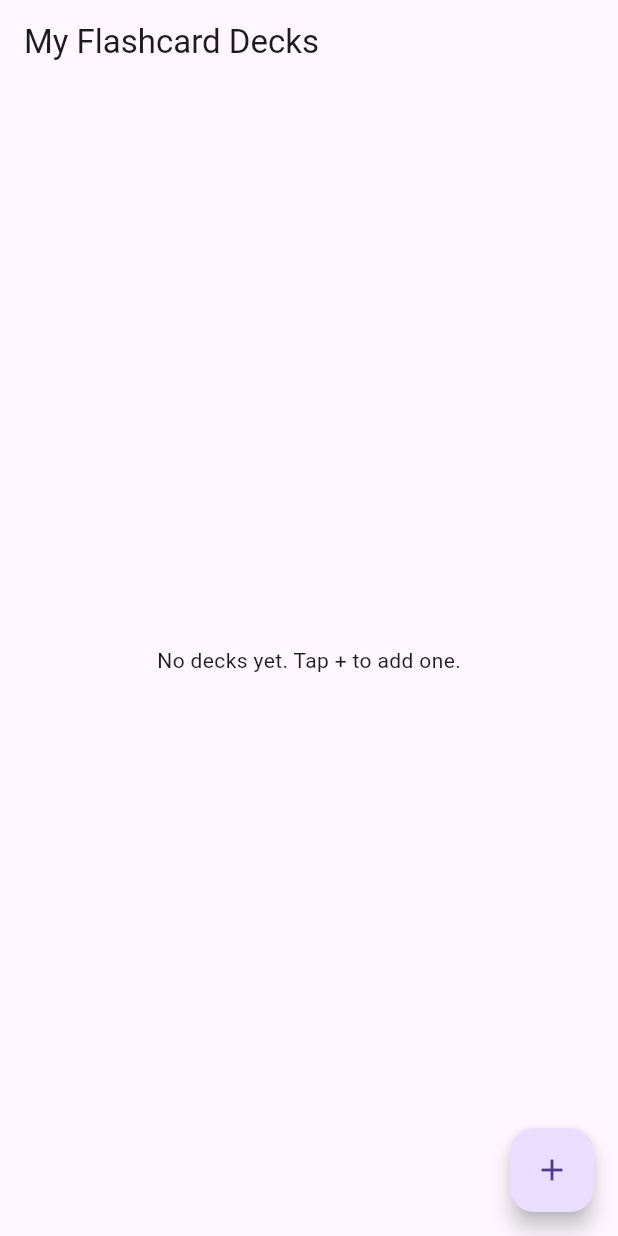
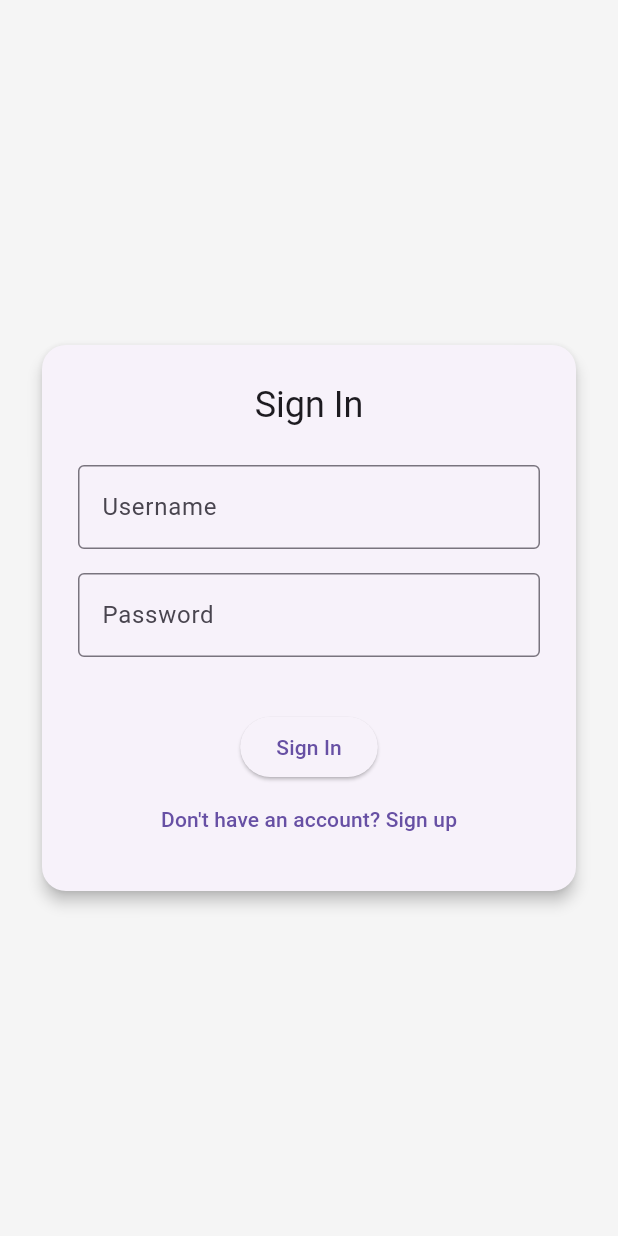
Before and after one commit to Chatroom64/ASE-456-Individual-Project, a Flutter app: the screen it shows after launch, on a phone screen of 412 x 824 dp. Run offline on Flutter 3.47's test engine with Material 3 defaults, Android fonts, the light colour scheme and no system bars; our stand-ins replace shared_preferences.

Commit message:
Final touches before presentation

```diff
--- a/lib/app/routes.dart
+++ b/lib/app/routes.dart
@@ -1,8 +1,9 @@
 import 'package:flutter/material.dart';
 import '../features/deck_list/deck_list_screen.dart';
+import '../core/services/auth/auth_screen.dart';
 import '../features/deck_detail/deck_detail_screen.dart';
 
 final Map<String, WidgetBuilder> appRoutes = {
-  '/': (_) => const DeckListScreen(),
-  //'/deck': (_) => const DeckDetailScreen(),
+  '/login': (context) => const AuthScreen(),
+  '/decks': (context) => const DeckListScreen(),
 };
--- a/lib/core/services/auth/auth_screen.dart
+++ b/lib/core/services/auth/auth_screen.dart
@@ -0,0 +1,138 @@
+import 'package:flutter/material.dart';
+import 'auth_service.dart';
+import '../../../features/deck_list/deck_list_screen.dart';
+
+class AuthScreen extends StatefulWidget {
+  const AuthScreen({super.key});
+
+  @override
+  State<AuthScreen> createState() => _AuthScreenState();
+}
+
+class _AuthScreenState extends State<AuthScreen> {
+  final AuthService _authService = AuthService();
+
+  final TextEditingController _usernameController = TextEditingController();
+  final TextEditingController _passwordController = TextEditingController();
+
+  bool _isLoginMode = true;
+  bool _loading = false;
+  String? _errorMessage;
+
+  Future<void> _handleAuth() async {
+    setState(() {
+      _loading = true;
+      _errorMessage = null;
+    });
+
+    final username = _usernameController.text.trim();
+    final password = _passwordController.text.trim();
+
+    if (username.isEmpty || password.isEmpty) {
+      setState(() {
+        _errorMessage = 'Please enter both username and password.';
+        _loading = false;
+      });
+      return;
+    }
+
+    bool success;
+    if (_isLoginMode) {
+      success = await _authService.signIn(username, password);
+      if (!success) {
+        setState(() {
+          _errorMessage = 'Invalid credentials.';
+          _loading = false;
+        });
+        return;
+      }
+    } else {
+      success = await _authService.signUp(username, password);
+      if (!success) {
+        setState(() {
+          _errorMessage = 'An account already exists.';
+          _loading = false;
+        });
+        return;
+      }
+    }
+
+    // If successful, go to the deck list
+    if (mounted) {
+      Navigator.pushReplacement(
+        context,
+        MaterialPageRoute(builder: (_) => const DeckListScreen()),
+      );
+    }
+  }
+
+  @override
+  Widget build(BuildContext context) {
+    return Scaffold(
+      backgroundColor: Colors.grey[100],
+      body: Center(
+        child: SingleChildScrollView(
+          padding: const EdgeInsets.all(24),
+          child: Card(
+            elevation: 4,
+            shape: RoundedRectangleBorder(
+              borderRadius: BorderRadius.circular(16),
+            ),
+            child: Padding(
+              padding: const EdgeInsets.all(24),
+              child: Column(
+                mainAxisSize: MainAxisSize.min,
+                children: [
+                  Text(
+                    _isLoginMode ? 'Sign In' : 'Sign Up',
+                    style: Theme.of(context).textTheme.headlineSmall,
+                  ),
+                  const SizedBox(height: 24),
+                  TextField(
+                    controller: _usernameController,
+                    decoration: const InputDecoration(
+                      labelText: 'Username',
+                      border: OutlineInputBorder(),
+                    ),
+                  ),
+                  const SizedBox(height: 16),
+                  TextField(
+                    controller: _passwordController,
+                    obscureText: true,
+                    decoration: const InputDecoration(
+                      labelText: 'Password',
+                      border: OutlineInputBorder(),
+                    ),
+                  ),
+                  const SizedBox(height: 24),
+                  if (_errorMessage != null)
+                    Text(
+                      _errorMessage!,
+                      style: const TextStyle(color: Colors.red),
+                    ),
+                  const SizedBox(height: 12),
+                  ElevatedButton(
+                    onPressed: _loading ? null : _handleAuth,
+                    child: _loading
+                        ? const CircularProgressIndicator()
+                        : Text(_isLoginMode ? 'Sign In' : 'Sign Up'),
+                  ),
+                  TextButton(
+                    onPressed: () {
+                      setState(() {
+                        _isLoginMode = !_isLoginMode;
+                      });
+                    },
+                    child: Text(_isLoginMode
+                        ? "Don't have an account? Sign up"
+                        : "Already have an account? Sign in"),
+                  ),
+                ],
+              ),
+            ),
+          ),
+        ),
+      ),
+    );
+  }
+}
--- a/lib/core/services/auth/auth_service.dart
+++ b/lib/core/services/auth/auth_service.dart
@@ -0,0 +1,61 @@
+import 'package:shared_preferences/shared_preferences.dart';
+
+class AuthService {
+  static const _keyUsername = 'username';
+  static const _keyPassword = 'password';
+  static const _keyLoggedIn = 'is_logged_in';
+
+  late SharedPreferences _prefs;
+  bool _initialized = false;
+
+  Future<void> init() async {
+    if (_initialized) return;
+    _prefs = await SharedPreferences.getInstance();
+    _initialized = true;
+  }
+
+  /// Registers a new user (if not already registered)
+  Future<bool> signUp(String username, String password) async {
+    await init();
+    final existingUser = _prefs.getString(_keyUsername);
+    if (existingUser != null) {
+      // already signed up
+      return false;
+    }
+    await _prefs.setString(_keyUsername, username);
+    await _prefs.setString(_keyPassword, password);
+    await _prefs.setBool(_keyLoggedIn, true);
+    return true;
+  }
+
+  /// Signs in if username and password match
+  Future<bool> signIn(String username, String password) async {
+    await init();
+    final storedUser = _prefs.getString(_keyUsername);
+    final storedPass = _prefs.getString(_keyPassword);
+
+    if (storedUser == username && storedPass == password) {
+      await _prefs.setBool(_keyLoggedIn, true);
+      return true;
+    }
+    return false;
+  }
+
+  /// Logs out the current user
+  Future<void> signOut() async {
+    await init();
+    await _prefs.setBool(_keyLoggedIn, false);
+  }
+
+  /// Checks if user is logged in
+  Future<bool> isLoggedIn() async {
+    await init();
+    return _prefs.getBool(_keyLoggedIn) ?? false;
+  }
+
+  /// Optionally clear stored credentials (for testing)
+  Future<void> clearAll() async {
+    await init();
+    await _prefs.clear();
+  }
+}
--- a/lib/data/models/deck.dart
+++ b/lib/data/models/deck.dart
@@ -3,6 +3,7 @@ import 'flashcard.dart';
 
 class Deck {
   final String id;
+  int quizCount;
   String title;
   String? description;
   List<Flashcard> cards;
@@ -16,11 +17,11 @@ class Deck {
   List<Flashcard>? cards,
   DateTime? createdAt,
   DateTime? updatedAt,
+  this.quizCount = 0,
 })  : cards = cards ?? [],
       createdAt = createdAt ?? DateTime.now(),
       updatedAt = updatedAt ?? DateTime.now();
 
-  // Map Deck and cards
 Map<String, dynamic> toJson() {
   return {
     'id': id,
@@ -29,6 +30,7 @@ class Deck {
     'cards': cards.map((card) => card.toJson()).toList(),
     'createdAt': createdAt.toIso8601String(),
     'updatedAt': updatedAt.toIso8601String(),
+    'quizCount': quizCount,
   };
 }
 
@@ -43,6 +45,7 @@ class Deck {
         [],
     createdAt: DateTime.tryParse(json['createdAt'] ?? '') ?? DateTime.now(),
     updatedAt: DateTime.tryParse(json['updatedAt'] ?? '') ?? DateTime.now(),
+    quizCount: json['quizCount'] ?? 0,
   );
 }
 
--- a/lib/main.dart
+++ b/lib/main.dart
@@ -5,29 +5,38 @@ import 'core/services/storage_service.dart';
 import 'core/services/flashcard_service.dart';
 import 'core/services/auth/auth_service.dart';
 import 'core/services/auth/auth_screen.dart';
+import '../../../features/deck_list/deck_list_screen.dart';
 
 final storageService = StorageService();
 final flashcardService = FlashcardService(storageService);
 
 Future<void> setup() async {
+  final authService = AuthService();
+  await authService.init();
   await storageService.init();
 }
 
 void main() async {
   WidgetsFlutterBinding.ensureInitialized();
-  await setup();
-  runApp(const FlashcardApp());
+  final authService = AuthService();
+  await authService.init();
+
+  final loggedIn = await authService.isLoggedIn();
+
+  runApp(FlashcardApp(isLoggedIn: loggedIn));
 }
 
 
 class FlashcardApp extends StatelessWidget {
-  const FlashcardApp({super.key});
+  final bool isLoggedIn;
+  const FlashcardApp({super.key, required this.isLoggedIn});
 
   @override
   Widget build(BuildContext context) {
     return MaterialApp(
       title: 'Flashcard App',
       routes: appRoutes,
+      home: isLoggedIn ? const DeckListScreen() : const AuthScreen(),
     );
   }
 }
```
Also changed, not shown: lib/features/deck_detail/deck_detail_screen.dart (+21 -2 lines), lib/features/deck_list/deck_list_screen.dart (+71 -15 lines), lib/features/quiz/quiz_screen.dart (added, +159 -0 lines), lib/widgets/app.dart (added), 2 other files. Lines whose indentation alone changed are shown as unchanged.
